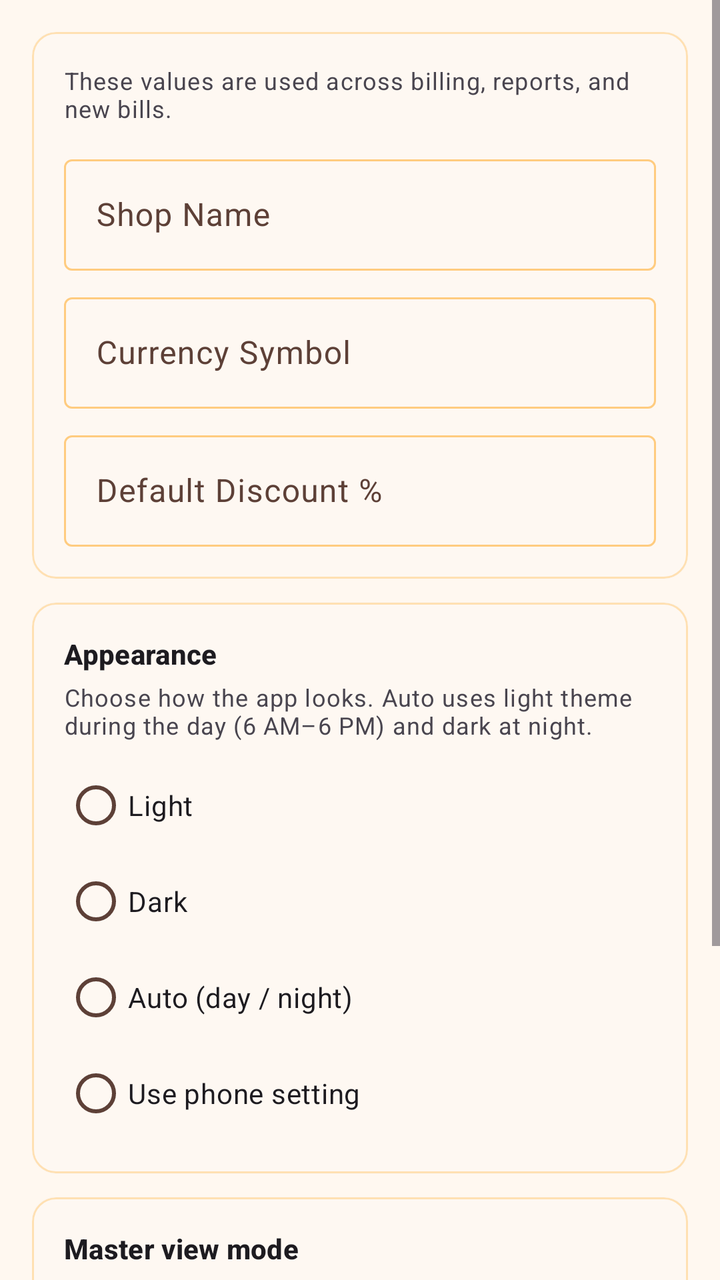
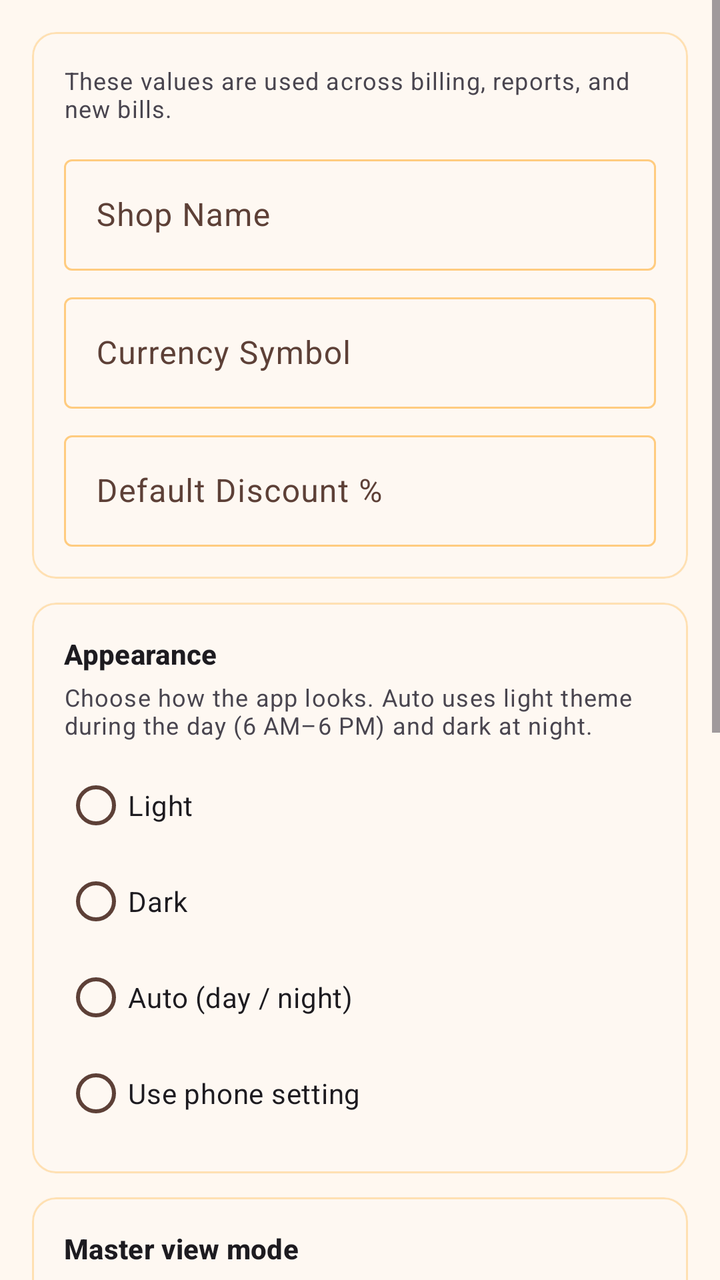

Two renders of the same Android screen: before a commit and after it. Below are the layout's source before the change and the commit's diff.
<!-- AndroidManifest.xml: application theme Theme.VikrSaathi -->
<!-- res/layout/fragment_general_settings.xml -->
<?xml version="1.0" encoding="utf-8"?>
<ScrollView xmlns:android="http://schemas.android.com/apk/res/android"
    xmlns:app="http://schemas.android.com/apk/res-auto"
    android:layout_width="match_parent"
    android:layout_height="match_parent"
    android:fillViewport="true">

    <LinearLayout
        android:layout_width="match_parent"
        android:layout_height="wrap_content"
        android:orientation="vertical"
        android:padding="16dp">

        <com.google.android.material.card.MaterialCardView
            android:layout_width="match_parent"
            android:layout_height="wrap_content"
            app:cardElevation="1dp"
            app:contentPadding="16dp">

            <LinearLayout
                android:layout_width="match_parent"
                android:layout_height="wrap_content"
                android:orientation="vertical">

                <TextView
                    android:layout_width="match_parent"
                    android:layout_height="wrap_content"
                    android:text="@string/settings_general_page_hint"
                    android:textAppearance="?attr/textAppearanceBodySmall"
                    android:textColor="?android:attr/textColorSecondary" />

                <com.google.android.material.textfield.TextInputLayout
                    style="@style/Widget.Material3.TextInputLayout.OutlinedBox"
                    android:layout_width="match_parent"
                    android:layout_height="wrap_content"
                    android:layout_marginTop="12dp"
                    android:hint="@string/shop_name">

                    <com.google.android.material.textfield.TextInputEditText
                        android:id="@+id/editShopName"
                        android:layout_width="match_parent"
                        android:layout_height="wrap_content"
                        android:inputType="text" />
                </com.google.android.material.textfield.TextInputLayout>

                <com.google.android.material.textfield.TextInputLayout
                    style="@style/Widget.Material3.TextInputLayout.OutlinedBox"
                    android:layout_width="match_parent"
                    android:layout_height="wrap_content"
                    android:layout_marginTop="8dp"
                    android:hint="@string/currency_symbol">

                    <com.google.android.material.textfield.TextInputEditText
                        android:id="@+id/editCurrencySymbol"
                        android:layout_width="match_parent"
                        android:layout_height="wrap_content"
                        android:inputType="text" />
                </com.google.android.material.textfield.TextInputLayout>

                <com.google.android.material.textfield.TextInputLayout
                    style="@style/Widget.Material3.TextInputLayout.OutlinedBox"
                    android:layout_width="match_parent"
                    android:layout_height="wrap_content"
                    android:layout_marginTop="8dp"
                    android:hint="@string/default_discount_percent">

                    <com.google.android.material.textfield.TextInputEditText
                        android:id="@+id/editDefaultDiscount"
                        android:layout_width="match_parent"
                        android:layout_height="wrap_content"
                        android:inputType="numberDecimal" />
                </com.google.android.material.textfield.TextInputLayout>
            </LinearLayout>
        </com.google.android.material.card.MaterialCardView>

        <com.google.android.material.card.MaterialCardView
            android:layout_width="match_parent"
            android:layout_height="wrap_content"
            android:layout_marginTop="12dp"
            app:cardElevation="1dp"
            app:contentPadding="16dp">

            <LinearLayout
                android:layout_width="match_parent"
                android:layout_height="wrap_content"
                android:orientation="vertical">

                <TextView
                    android:layout_width="match_parent"
                    android:layout_height="wrap_content"
                    android:text="@string/theme_appearance_section"
                    android:textAppearance="?attr/textAppearanceTitleSmall"
                    android:textStyle="bold" />

                <TextView
                    android:layout_width="match_parent"
                    android:layout_height="wrap_content"
                    android:layout_marginTop="4dp"
                    android:text="@string/theme_mode_hint"
                    android:textAppearance="?attr/textAppearanceBodySmall"
                    android:textColor="?android:attr/textColorSecondary" />

                <RadioGroup
                    android:id="@+id/radioThemeMode"
                    android:layout_width="match_parent"
                    android:layout_height="wrap_content"
                    android:layout_marginTop="8dp">

                    <com.google.android.material.radiobutton.MaterialRadioButton
                        android:id="@+id/radioThemeLight"
                        android:layout_width="match_parent"
                        android:layout_height="wrap_content"
                        android:text="@string/theme_mode_light" />

                    <com.google.android.material.radiobutton.MaterialRadioButton
                        android:id="@+id/radioThemeDark"
                        android:layout_width="match_parent"
                        android:layout_height="wrap_content"
                        android:text="@string/theme_mode_dark" />

                    <com.google.android.material.radiobutton.MaterialRadioButton
                        android:id="@+id/radioThemeAuto"
                        android:layout_width="match_parent"
                        android:layout_height="wrap_content"
                        android:text="@string/theme_mode_auto" />

                    <com.google.android.material.radiobutton.MaterialRadioButton
                        android:id="@+id/radioThemeSystem"
                        android:layout_width="match_parent"
                        android:layout_height="wrap_content"
                        android:text="@string/theme_mode_system" />
                </RadioGroup>
            </LinearLayout>
        </com.google.android.material.card.MaterialCardView>

        <com.google.android.material.card.MaterialCardView
            android:layout_width="match_parent"
            android:layout_height="wrap_content"
            android:layout_marginTop="12dp"
            app:cardElevation="1dp"
            app:contentPadding="16dp">

            <LinearLayout
                android:layout_width="match_parent"
                android:layout_height="wrap_content"
                android:orientation="vertical">

                <TextView
                    android:layout_width="match_parent"
                    android:layout_height="wrap_content"
                    android:text="@string/master_view_mode_section"
                    android:textAppearance="?attr/textAppearanceTitleSmall"
                    android:textStyle="bold" />

                <TextView
                    android:layout_width="match_parent"
                    android:layout_height="wrap_content"
                    android:layout_marginTop="4dp"
                    android:text="@string/master_view_mode_hint"
                    android:textAppearance="?attr/textAppearanceBodySmall"
                    android:textColor="?android:attr/textColorSecondary" />

                <RadioGroup
                    android:id="@+id/radioMasterViewMode"
                    android:layout_width="match_parent"
                    android:layout_height="wrap_content"
                    android:layout_marginTop="8dp">

                    <com.google.android.material.radiobutton.MaterialRadioButton
                        android:id="@+id/radioMasterViewComfortable"
                        android:layout_width="match_parent"
                        android:layout_height="wrap_content"
                        android:text="@string/view_mode_comfortable" />

                    <com.google.android.material.radiobutton.MaterialRadioButton
                        android:id="@+id/radioMasterViewCompact"
                        android:layout_width="match_parent"
                        android:layout_height="wrap_content"
                        android:text="@string/view_mode_compact" />

                    <com.google.android.material.radiobutton.MaterialRadioButton
                        android:id="@+id/radioMasterViewDetails"
                        android:layout_width="match_parent"
                        android:layout_height="wrap_content"
                        android:text="@string/view_mode_details" />
                </RadioGroup>
            </LinearLayout>
        </com.google.android.material.card.MaterialCardView>
    </LinearLayout>
</ScrollView>
<!-- resources referenced by this layout -->
<resources>
  <string name="currency_symbol">Currency Symbol</string>
  <string name="default_discount_percent">Default Discount %</string>
  <string name="master_view_mode_hint">Default list density for Customers, Vendors, Items, Inventory, Bills History, and Orders. A choice made on a screen overrides this for that screen only.</string>
  <string name="master_view_mode_section">Master view mode</string>
  <string name="settings_general_page_hint">These values are used across billing, reports, and new bills.</string>
  <string name="shop_name">Shop Name</string>
  <string name="theme_appearance_section">Appearance</string>
  <string name="theme_mode_auto">Auto (day / night)</string>
  <string name="theme_mode_dark">Dark</string>
  <string name="theme_mode_hint">Choose how the app looks. Auto uses light theme during the day (6 AM–6 PM) and dark at night.</string>
  <string name="theme_mode_light">Light</string>
  <string name="theme_mode_system">Use phone setting</string>
  <string name="view_mode_comfortable">Comfortable</string>
  <string name="view_mode_compact">Compact</string>
  <string name="view_mode_details">Details</string>
  <color name="orange_primary">#F57C00</color>
  <color name="orange_primary_dark">#E65100</color>
  <color name="orange_on_primary">#FFFFFF</color>
  <color name="orange_accent">#FFB74D</color>
  <color name="orange_700">#F57C00</color>
  <color name="black">#FF000000</color>
  <color name="orange_100">#FFE0B2</color>
  <color name="orange_900">#E65100</color>
  <color name="surface_card">#FFFFFF</color>
  <color name="text_primary_dark">#212121</color>
  <color name="orange_surface">#FFF8F0</color>
  <color name="text_secondary_dark">#5D4037</color>
  <color name="stroke_default">@color/orange_200</color>
  <color name="stroke_subtle">@color/orange_100</color>
  <style name="VikrSaathiSwitch" parent="Widget.Material3.CompoundButton.MaterialSwitch">
          <item name="thumbTint">@color/switch_thumb_tint</item>
          <item name="trackTint">@color/switch_track_tint</item>
          <item name="trackDecorationTint">@color/switch_track_decoration_tint</item>
      </style>
  <style name="VikrSaathiOutlinedButton" parent="Widget.Material3.Button.OutlinedButton">
          <item name="android:textColor">@color/button_outlined_text</item>
          <item name="strokeColor">@color/button_outlined_stroke</item>
      </style>
  <color name="orange_200">#FFCC80</color>
  <!-- unchanged entries left out for length: 1 -->
</resources>

<!-- the commit's change to res/layout/fragment_general_settings.xml (unified diff, before → after) -->
@@ -186,5 +186,60 @@
                 </RadioGroup>
             </LinearLayout>
         </com.google.android.material.card.MaterialCardView>
+
+        <com.google.android.material.card.MaterialCardView
+            android:layout_width="match_parent"
+            android:layout_height="wrap_content"
+            android:layout_marginTop="12dp"
+            app:contentPadding="16dp">
+
+            <LinearLayout
+                android:layout_width="match_parent"
+                android:layout_height="wrap_content"
+                android:orientation="vertical">
+
+                <TextView
+                    android:layout_width="match_parent"
+                    android:layout_height="wrap_content"
+                    android:text="@string/operator_title"
+                    android:textAppearance="?attr/textAppearanceTitleMedium"
+                    android:textStyle="bold" />
+
+                <TextView
+                    android:layout_width="match_parent"
+                    android:layout_height="wrap_content"
+                    android:layout_marginTop="4dp"
+                    android:text="@string/operator_hint"
+                    android:textAppearance="?attr/textAppearanceBodySmall" />
+
+                <com.google.android.material.textfield.TextInputLayout
+                    android:layout_width="match_parent"
+                    android:layout_height="wrap_content"
+                    android:layout_marginTop="8dp"
+                    android:hint="@string/operator_name">
+
+                    <com.google.android.material.textfield.TextInputEditText
+                        android:id="@+id/editOperatorName"
+                        android:layout_width="match_parent"
+                        android:layout_height="wrap_content"
+                        android:inputType="textPersonName" />
+                </com.google.android.material.textfield.TextInputLayout>
+
+                <com.google.android.material.button.MaterialButton
+                    android:id="@+id/buttonSaveOperator"
+                    style="@style/Widget.Material3.Button.OutlinedButton"
+                    android:layout_width="match_parent"
+                    android:layout_height="wrap_content"
+                    android:layout_marginTop="8dp"
+                    android:text="@string/operator_save" />
+
+                <TextView
+                    android:id="@+id/textOperatorStatus"
+                    android:layout_width="match_parent"
+                    android:layout_height="wrap_content"
+                    android:layout_marginTop="8dp"
+                    android:textAppearance="?attr/textAppearanceBodyMedium" />
+            </LinearLayout>
+        </com.google.android.material.card.MaterialCardView>
     </LinearLayout>
 </ScrollView>
<!-- resource entries referenced after the edit -->
@@ -4,6 +4,10 @@
   <string name="default_discount_percent">Default Discount %</string>
   <string name="master_view_mode_hint">Default list density for Customers, Vendors, Items, Inventory, Bills History, and Orders. A choice made on a screen overrides this for that screen only.</string>
   <string name="master_view_mode_section">Master view mode</string>
+  <string name="operator_hint">This name is saved on bill edits. It is a label for this device, not a sign-in.</string>
+  <string name="operator_name">Operator name</string>
+  <string name="operator_save">Save operator</string>
+  <string name="operator_title">Operator</string>
   <string name="settings_general_page_hint">These values are used across billing, reports, and new bills.</string>
   <string name="shop_name">Shop Name</string>
   <string name="theme_appearance_section">Appearance</string>
